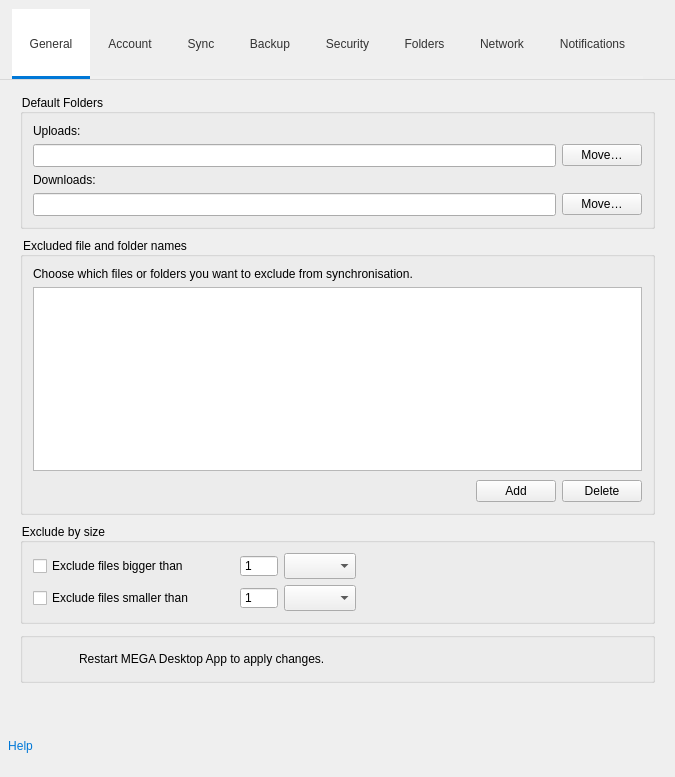
Qt form src/MEGASync/gui/win/SettingsDialog.ui (meganz/MEGAsync) before a commit.
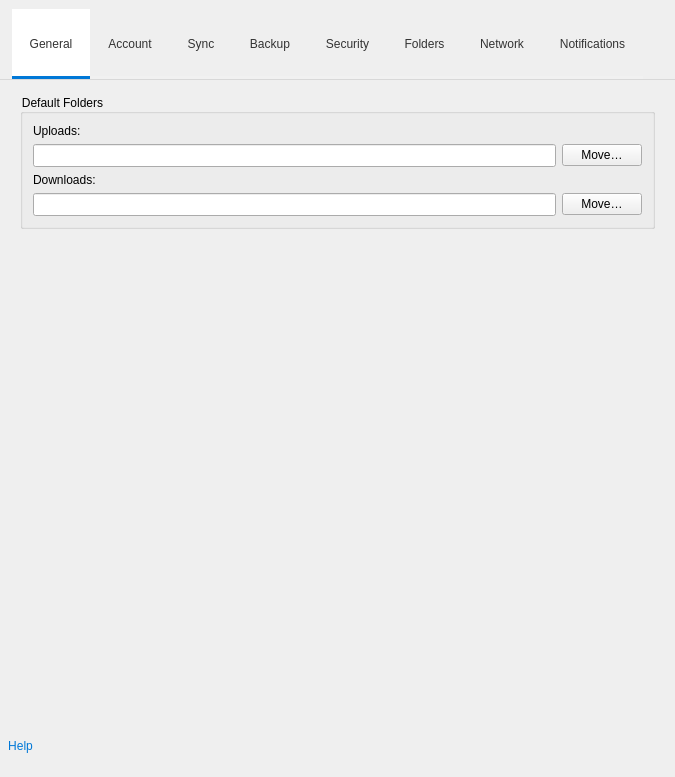
The same form after that commit. The open tabs and pages were chosen to show the change. Icons and pictures are not drawn. Custom widgets are drawn as their Qt base class.

Commit message: Removed old exclusions code from settings dialog

The edit to the form file:
```diff
--- a/src/MEGASync/gui/win/SettingsDialog.ui
+++ b/src/MEGASync/gui/win/SettingsDialog.ui
@@ -1866,295 +1866,6 @@
          </layout>
         </widget>
        </item>
-       <item>
-        <widget class="QGroupBox" name="gExcludeByName">
-         <property name="sizePolicy">
-          <sizepolicy hsizetype="Preferred" vsizetype="Expanding">
-           <horstretch>0</horstretch>
-           <verstretch>0</verstretch>
-          </sizepolicy>
-         </property>
-         <property name="title">
-          <string>Excluded file and folder names</string>
-         </property>
-         <property name="flat">
-          <bool>false</bool>
-         </property>
-         <layout class="QVBoxLayout" name="gExcludeByNameLayout">
-          <property name="leftMargin">
-           <number>10</number>
-          </property>
-          <property name="topMargin">
-           <number>10</number>
-          </property>
-          <property name="rightMargin">
-           <number>10</number>
-          </property>
-          <property name="bottomMargin">
-           <number>10</number>
-          </property>
-          <item>
-           <widget class="QLabel" name="lChooseText">
-            <property name="text">
-             <string>Choose which files or folders you want to exclude from synchronisation.</string>
-            </property>
-           </widget>
-          </item>
-          <item>
-           <widget class="QListWidget" name="lExcludedNames">
-            <property name="minimumSize">
-             <size>
-              <width>0</width>
-              <height>104</height>
-             </size>
-            </property>
-            <property name="selectionMode">
-             <enum>QAbstractItemView::ExtendedSelection</enum>
-            </property>
-            <property name="resizeMode">
-             <enum>QListView::Adjust</enum>
-            </property>
-            <property name="selectionRectVisible">
-             <bool>false</bool>
-            </property>
-           </widget>
-          </item>
-          <item>
-           <widget class="QWidget" name="excludeButtonsContainer" native="true">
-            <layout class="QHBoxLayout" name="horizontalLayout_10">
-             <property name="leftMargin">
-              <number>0</number>
-             </property>
-             <property name="topMargin">
-              <number>3</number>
-             </property>
-             <property name="rightMargin">
-              <number>0</number>
-             </property>
-             <property name="bottomMargin">
-              <number>0</number>
-             </property>
-             <item>
-              <spacer name="horizontalSpacer_3">
-               <property name="orientation">
-                <enum>Qt::Horizontal</enum>
-               </property>
-               <property name="sizeHint" stdset="0">
-                <size>
-                 <width>40</width>
-                 <height>20</height>
-                </size>
-               </property>
-              </spacer>
-             </item>
-             <item>
-              <widget class="QPushButton" name="bAddName">
-               <property name="text">
-                <string>Add</string>
-               </property>
-               <property name="autoDefault">
-                <bool>false</bool>
-               </property>
-              </widget>
-             </item>
-             <item>
-              <widget class="QPushButton" name="bDeleteName">
-               <property name="text">
-                <string>Delete</string>
-               </property>
-               <property name="autoDefault">
-                <bool>false</bool>
-               </property>
-              </widget>
-             </item>
-            </layout>
-           </widget>
-          </item>
-         </layout>
-        </widget>
-       </item>
-       <item>
-        <widget class="QGroupBox" name="gExcludeBySize">
-         <property name="title">
-          <string>Exclude by size</string>
-         </property>
-         <layout class="QGridLayout" name="gridLayout">
-          <property name="leftMargin">
-           <number>10</number>
-          </property>
-          <property name="topMargin">
-           <number>10</number>
-          </property>
-          <property name="rightMargin">
-           <number>10</number>
-          </property>
-          <property name="bottomMargin">
-           <number>10</number>
-          </property>
-          <item row="1" column="4">
-           <spacer name="horizontalSpacer_22">
-            <property name="orientation">
-             <enum>Qt::Horizontal</enum>
-            </property>
-            <property name="sizeHint" stdset="0">
-             <size>
-              <width>40</width>
-              <height>20</height>
-             </size>
-            </property>
-           </spacer>
-          </item>
-          <item row="0" column="3">
-           <widget class="QComboBox" name="cbExcludeUpperUnit"/>
-          </item>
-          <item row="0" column="4">
-           <spacer name="horizontalSpacer_21">
-            <property name="orientation">
-             <enum>Qt::Horizontal</enum>
-            </property>
-            <property name="sizeHint" stdset="0">
-             <size>
-              <width>40</width>
-              <height>20</height>
-             </size>
-            </property>
-           </spacer>
-          </item>
-          <item row="1" column="2">
-           <widget class="QSpinBox" name="eLowerThan">
-            <property name="buttonSymbols">
-             <enum>QAbstractSpinBox::NoButtons</enum>
-            </property>
-            <property name="minimum">
-             <number>1</number>
-            </property>
-            <property name="maximum">
-             <number>9999</number>
-            </property>
-           </widget>
-          </item>
-          <item row="1" column="3">
-           <widget class="QComboBox" name="cbExcludeLowerUnit"/>
-          </item>
-          <item row="0" column="0">
-           <widget class="QCheckBox" name="cExcludeUpperThan">
-            <property name="text">
-             <string>Exclude files bigger than</string>
-            </property>
-           </widget>
-          </item>
-          <item row="0" column="2">
-           <widget class="QSpinBox" name="eUpperThan">
-            <property name="buttonSymbols">
-             <enum>QAbstractSpinBox::NoButtons</enum>
-            </property>
-            <property name="minimum">
-             <number>1</number>
-            </property>
-            <property name="maximum">
-             <number>9999</number>
-            </property>
-           </widget>
-          </item>
-          <item row="1" column="0">
-           <widget class="QCheckBox" name="cExcludeLowerThan">
-            <property name="text">
-             <string>Exclude files smaller than</string>
-            </property>
-           </widget>
-          </item>
-          <item row="0" column="1">
-           <spacer name="horizontalSpacer_23">
-            <property name="orientation">
-             <enum>Qt::Horizontal</enum>
-            </property>
-            <property name="sizeType">
-             <enum>QSizePolicy::Fixed</enum>
-            </property>
-            <property name="sizeHint" stdset="0">
-             <size>
-              <width>40</width>
-              <height>0</height>
-             </size>
-            </property>
-           </spacer>
-          </item>
-          <item row="1" column="1">
-           <spacer name="horizontalSpacer_24">
-            <property name="orientation">
-             <enum>Qt::Horizontal</enum>
-            </property>
-            <property name="sizeType">
-             <enum>QSizePolicy::Fixed</enum>
-            </property>
-            <property name="sizeHint" stdset="0">
-             <size>
-              <width>40</width>
-              <height>0</height>
-             </size>
-            </property>
-           </spacer>
-          </item>
-         </layout>
-        </widget>
-       </item>
-       <item>
-        <widget class="QGroupBox" name="gExcludedFilesInfo">
-         <layout class="QHBoxLayout" name="gExcludedFilesInfoLayout">
-          <property name="leftMargin">
-           <number>10</number>
-          </property>
-          <property name="topMargin">
-           <number>10</number>
-          </property>
-          <property name="rightMargin">
-           <number>10</number>
-          </property>
-          <property name="bottomMargin">
-           <number>10</number>
-          </property>
-          <item>
-           <widget class="QPushButton" name="pWarningRestart">
-            <property name="text">
-             <string/>
-            </property>
-            <property name="icon">
-             <iconset resource="../Resources_win.qrc">
-              <normaloff>:/images/ic_sync_warning.png</normaloff>:/images/ic_sync_warning.png</iconset>
-            </property>
-            <property name="iconSize">
-             <size>
-              <width>16</width>
-              <height>16</height>
-             </size>
-            </property>
-            <property name="flat">
-             <bool>true</bool>
-            </property>
-           </widget>
-          </item>
-          <item>
-           <widget class="QLabel" name="lExcludedFilesInfo">
-            <property name="enabled">
-             <bool>true</bool>
-            </property>
-            <property name="sizePolicy">
-             <sizepolicy hsizetype="Expanding" vsizetype="Preferred">
-              <horstretch>0</horstretch>
-              <verstretch>0</verstretch>
-             </sizepolicy>
-            </property>
-            <property name="text">
-             <string>Restart MEGA Desktop App to apply changes.</string>
-            </property>
-            <property name="wordWrap">
-             <bool>true</bool>
-            </property>
-           </widget>
-          </item>
-         </layout>
-        </widget>
-       </item>
        <item>
         <spacer name="verticalSpacer_5">
          <property name="orientation">
```
The commit also changes 3 other files.
